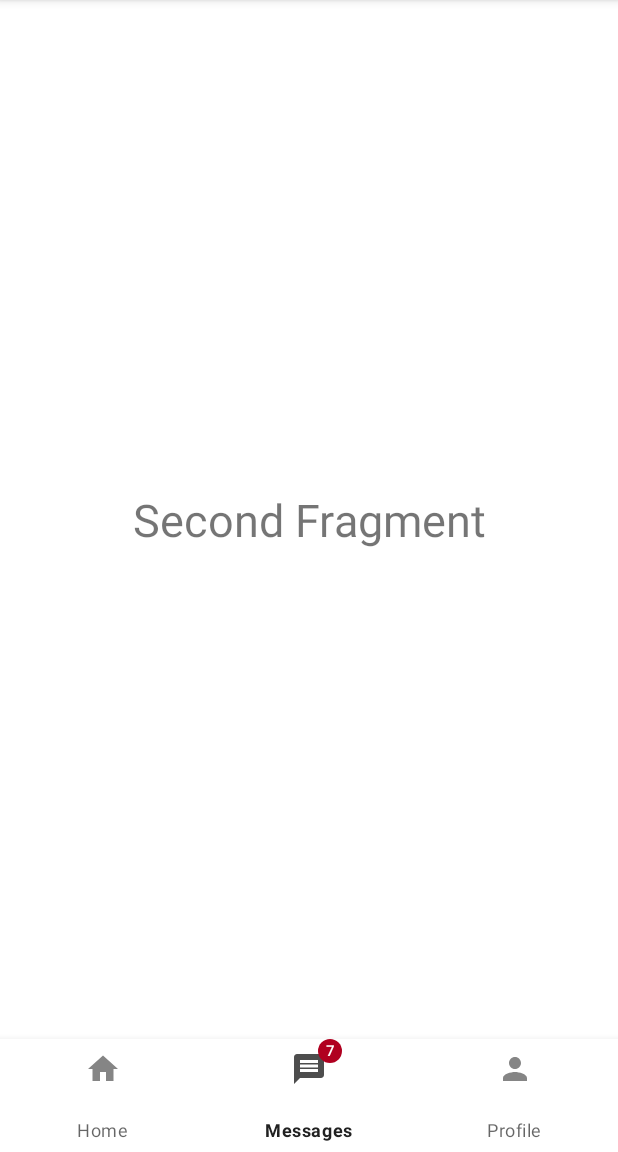
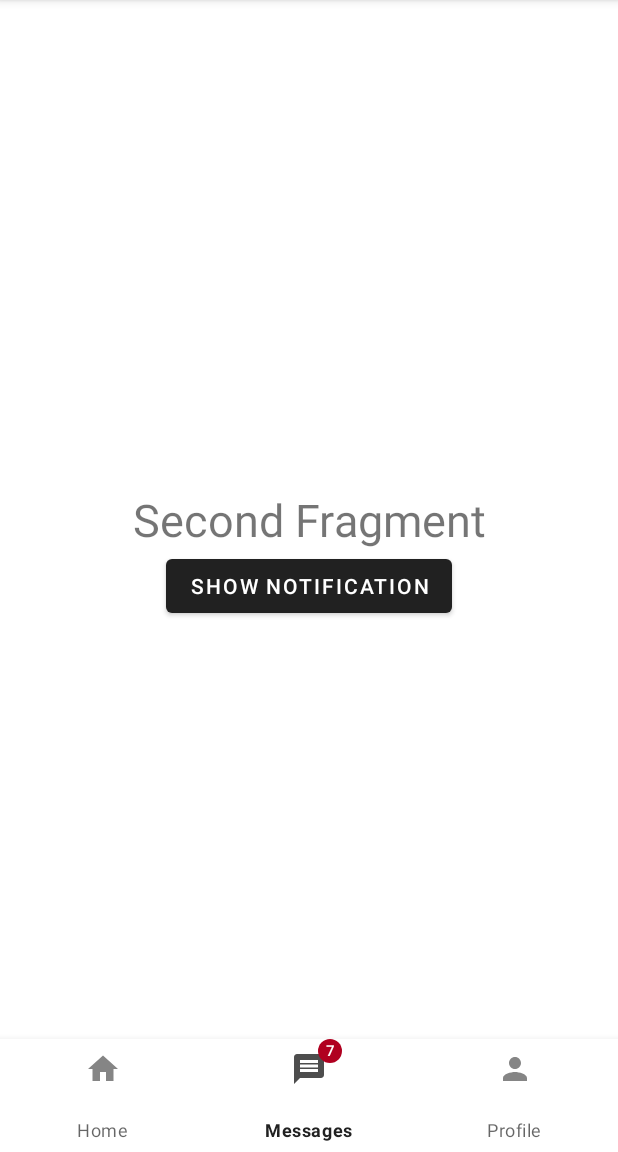
Before and after one commit to kalvin-osoro/mobile-app, an Android app built with Jetpack Compose: the FragmentActivity screen opened directly, with no data from a screen before it, item 2 of the bottom bar chosen, on a phone screen of 412 x 824 dp, the part 84-1236 px from its top. Run offline under Robolectric (Android 15) with nearby library versions, the phone set to English and light mode, and no system bars.

Commit message:
Notifications

```diff
--- a/app/src/main/AndroidManifest.xml
+++ b/app/src/main/AndroidManifest.xml
@@ -7,6 +7,7 @@
     <uses-permission android:name="android.permission.READ_MEDIA_VIDEO" />
     <uses-permission android:name="android.permission.READ_MEDIA_AUDIO" />
     <uses-permission android:name="android.permission.ACCESS_BACKGROUND_LOCATION" />
+    <uses-permission android:name="android.permission.POST_NOTIFICATIONS" />
 
     <application
         android:allowBackup="true"
--- a/app/src/main/java/com/example/firstapp/FragmentActivity.kt
+++ b/app/src/main/java/com/example/firstapp/FragmentActivity.kt
@@ -35,6 +35,12 @@ class FragmentActivity : AppCompatActivity() {
             isVisible = true
         }
 
+        if (intent.getStringExtra("navigate_to") == "SecondFragment") {
+            supportFragmentManager.beginTransaction()
+                .replace(R.id.flFragment, SecondFragment())
+                .commit()
+        }
+
     }
 
     private fun setCurrentFragment(fragment: Fragment) =
--- a/app/src/main/java/com/example/firstapp/MainActivity.kt
+++ b/app/src/main/java/com/example/firstapp/MainActivity.kt
@@ -1,6 +1,8 @@
 package com.example.firstapp
 
 import android.Manifest
+import android.app.NotificationChannel
+import android.app.NotificationManager
 import android.content.Intent
 import android.content.pm.PackageManager
 import android.os.Build
@@ -20,7 +22,10 @@ import androidx.annotation.RequiresApi
 import androidx.appcompat.app.AlertDialog
 import androidx.appcompat.app.AppCompatActivity
 import androidx.appcompat.widget.Toolbar
+import androidx.compose.ui.graphics.Color
 import androidx.core.app.ActivityCompat
+import androidx.core.app.NotificationCompat
+import androidx.core.app.NotificationManagerCompat
 
 import com.example.firstapp.databinding.ActivityMainBinding
 import com.example.firstapp.databinding.CustomToastBinding
@@ -188,7 +193,6 @@ class MainActivity : AppCompatActivity() {
             }
         }
 
-
     }
 
     override fun onCreateOptionsMenu(menu: Menu?): Boolean {
--- a/app/src/main/java/com/example/firstapp/SecondFragment.kt
+++ b/app/src/main/java/com/example/firstapp/SecondFragment.kt
@@ -1,9 +1,22 @@
 package com.example.firstapp
 
+import android.Manifest
+import android.app.NotificationChannel
+import android.app.NotificationManager
+import android.app.PendingIntent
+import android.content.Intent
+import android.content.pm.PackageManager
+import android.os.Build
 import android.os.Bundle
 import android.view.LayoutInflater
 import android.view.View
 import android.view.ViewGroup
+import androidx.appcompat.app.AppCompatActivity.NOTIFICATION_SERVICE
+import androidx.core.app.ActivityCompat
+import androidx.core.app.NotificationCompat
+import androidx.core.app.NotificationManagerCompat
+import androidx.core.app.TaskStackBuilder
+import androidx.core.content.ContextCompat.getSystemService
 import androidx.fragment.app.Fragment
 import com.example.firstapp.databinding.FragmentFirstBinding
 import com.example.firstapp.databinding.FragmentSecondBinding
@@ -18,6 +31,11 @@ class SecondFragment : Fragment() {
     private var _binding: FragmentSecondBinding? = null
     private val binding: FragmentSecondBinding get() = _binding!!
 
+    val CHANNEL_ID = "channelID"
+    val CHANNEL_NAME = "channelName"
+    val NOTIFICATION_ID = 0
+    private  val NOTIFICATION_PERMISSION_REQUEST_CODE = 1
+
     override fun onCreateView(
         inflater: LayoutInflater, container: ViewGroup?,
         savedInstanceState: Bundle?
@@ -31,5 +49,56 @@ class SecondFragment : Fragment() {
 
     override fun onViewCreated(view: View, savedInstanceState: Bundle?) {
         super.onViewCreated(view, savedInstanceState)
+
+        createNotificationChannel()
+
+        val intent = Intent(requireContext(), FragmentActivity::class.java).apply {
+            putExtra("navigate_to", "SecondFragment")
+        }
+        val pendingIntent = TaskStackBuilder.create(requireContext()).run {
+            addNextIntentWithParentStack(intent)
+            getPendingIntent(0, PendingIntent.FLAG_UPDATE_CURRENT or PendingIntent.FLAG_MUTABLE)
+        }
+
+        val notification = NotificationCompat.Builder(requireContext(), CHANNEL_ID)
+            .setContentTitle("Notification popup!")
+            .setContentText("This is a popup notification")
+            .setSmallIcon(R.drawable.ic_notification)
+            .setPriority(NotificationCompat.PRIORITY_HIGH)
+            .setContentIntent(pendingIntent)
+            .build()
+
+        val notificationManager = NotificationManagerCompat.from(requireContext())
+
+        binding.btnShowNotification.setOnClickListener() {
+            if (ActivityCompat.checkSelfPermission(
+                requireContext(),
+                Manifest.permission.POST_NOTIFICATIONS
+            ) == PackageManager.PERMISSION_GRANTED) {
+                notificationManager.notify(NOTIFICATION_ID, notification)
+
+            } else {
+                requestPermissions(
+                    arrayOf(Manifest.permission.POST_NOTIFICATIONS),
+                    NOTIFICATION_PERMISSION_REQUEST_CODE
+                )
+            }
+        }
+    }
+
+    fun createNotificationChannel() {
+        if (Build.VERSION.SDK_INT >= Build.VERSION_CODES.O) {
+            val channel = NotificationChannel(CHANNEL_ID, CHANNEL_NAME,
+                NotificationManager.IMPORTANCE_DEFAULT).apply {
+
+                lightColor = android.graphics.Color.GREEN
+                enableLights(true)
+            }
+            val manager = requireContext().getSystemService(NotificationManager::class.java)
+            manager.createNotificationChannel(channel)
+
+//            val manager =  getSystemService( NOTIFICATION_SERVICE) as NotificationManager
+//            manager.createNotificationChannel(channel)
+        }
     }
 }
--- a/app/src/main/res/layout/fragment_second.xml
+++ b/app/src/main/res/layout/fragment_second.xml
@@ -1,9 +1,10 @@
 <?xml version="1.0" encoding="utf-8"?>
 <androidx.constraintlayout.widget.ConstraintLayout xmlns:android="http://schemas.android.com/apk/res/android"
+    xmlns:app="http://schemas.android.com/apk/res-auto"
     xmlns:tools="http://schemas.android.com/tools"
+    android:id="@+id/flNotif"
     android:layout_width="match_parent"
     android:layout_height="match_parent"
-    xmlns:app="http://schemas.android.com/apk/res-auto"
     tools:context=".FirstFragment">
 
     <TextView
@@ -12,11 +13,19 @@
         android:layout_height="wrap_content"
         android:text="@string/second_fragment"
         android:textSize="30sp"
+        app:layout_constraintBottom_toBottomOf="parent"
+        app:layout_constraintEnd_toEndOf="parent"
         app:layout_constraintStart_toStartOf="parent"
+        app:layout_constraintTop_toTopOf="parent" />
+
+    <Button
+        android:id="@+id/btnShowNotification"
+        android:layout_width="wrap_content"
+        android:layout_height="wrap_content"
+        android:text="Show Notification"
         app:layout_constraintEnd_toEndOf="parent"
-        app:layout_constraintTop_toTopOf="parent"
-        app:layout_constraintBottom_toBottomOf="parent"/>
-
+        app:layout_constraintStart_toStartOf="parent"
+        app:layout_constraintTop_toBottomOf="@+id/tvFragmentSecond" />
 
 
 </androidx.constraintlayout.widget.ConstraintLayout>
```
Also changed, not shown: app/src/main/java/com/example/firstapp/SecondActivity.kt (+22 -0 lines).
